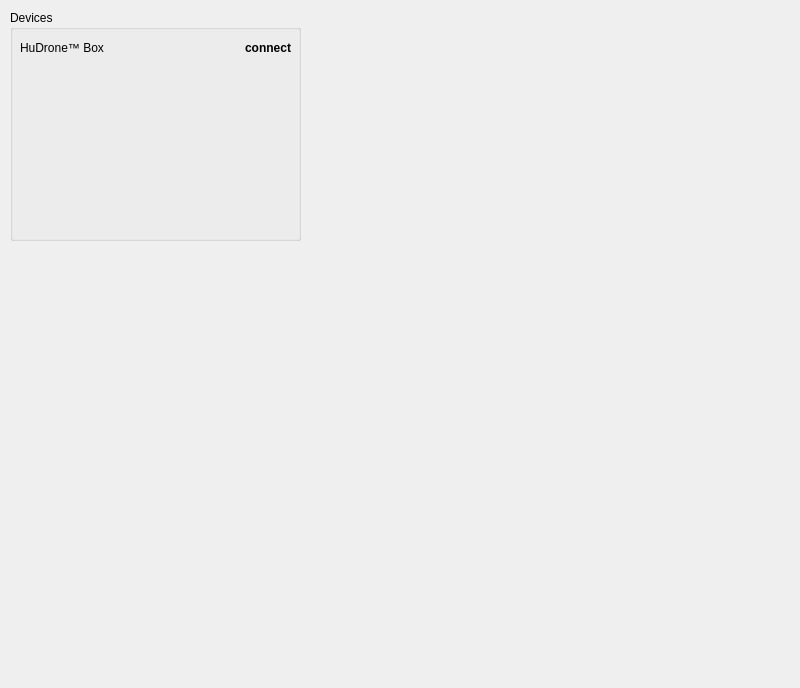
Before: the Qt Designer form DESKTOP/app/dialogfly.ui in houdini22/HuDrone, drawn with Qt 5.
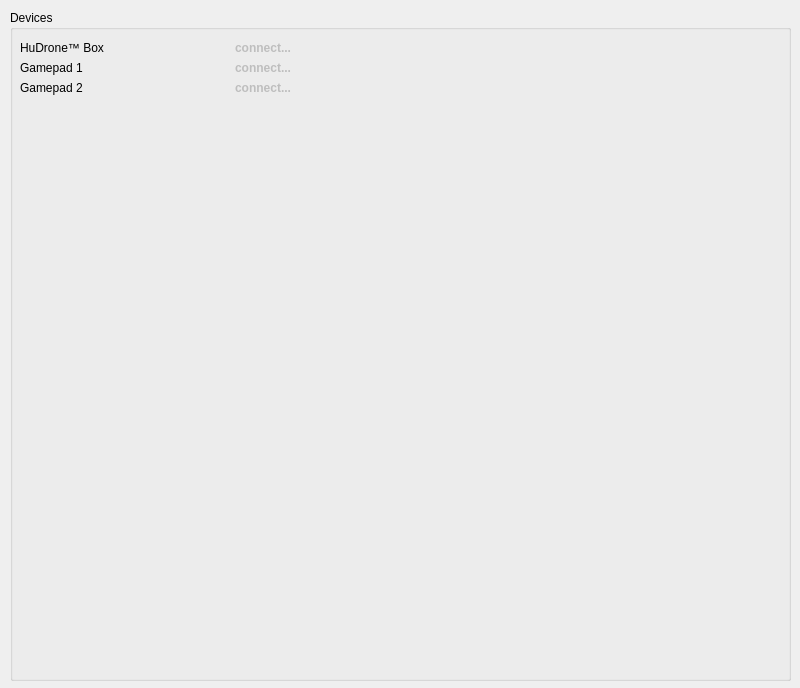
After: the same form once the commit is applied.

Patch:
```diff
--- a/DESKTOP/app/dialogfly.ui
+++ b/DESKTOP/app/dialogfly.ui
@@ -13,15 +13,18 @@
   <property name="windowTitle">
    <string>Dialog</string>
   </property>
-  <widget class="QGroupBox" name="groupBox">
+  <widget class="QWidget" name="horizontalLayoutWidget">
    <property name="geometry">
     <rect>
      <x>10</x>
      <y>10</y>
-     <width>291</width>
-     <height>231</height>
+     <width>781</width>
+     <height>671</height>
     </rect>
    </property>
+   <layout class="QHBoxLayout" name="horizontalLayout">
+    <item>
+     <widget class="QGroupBox" name="groupBox">
    <property name="title">
     <string>Devices</string>
    </property>
@@ -39,6 +42,9 @@
     </property>
    </widget>
    <widget class="QLabel" name="labelDeviceHudroneBox">
+       <property name="enabled">
+        <bool>false</bool>
+       </property>
     <property name="geometry">
      <rect>
       <x>150</x>
@@ -54,12 +60,91 @@
      </font>
     </property>
     <property name="text">
-     <string>connect</string>
+        <string>connect...</string>
     </property>
     <property name="alignment">
      <set>Qt::AlignRight|Qt::AlignTrailing|Qt::AlignVCenter</set>
     </property>
    </widget>
+      <widget class="QLabel" name="label_2">
+       <property name="geometry">
+        <rect>
+         <x>10</x>
+         <y>50</y>
+         <width>141</width>
+         <height>16</height>
+        </rect>
+       </property>
+       <property name="text">
+        <string>Gamepad 1</string>
+       </property>
+      </widget>
+      <widget class="QLabel" name="label_3">
+       <property name="geometry">
+        <rect>
+         <x>10</x>
+         <y>70</y>
+         <width>141</width>
+         <height>16</height>
+        </rect>
+       </property>
+       <property name="text">
+        <string>Gamepad 2</string>
+       </property>
+      </widget>
+      <widget class="QLabel" name="labelDeviceGamepad0">
+       <property name="enabled">
+        <bool>false</bool>
+       </property>
+       <property name="geometry">
+        <rect>
+         <x>150</x>
+         <y>50</y>
+         <width>131</width>
+         <height>16</height>
+        </rect>
+       </property>
+       <property name="font">
+        <font>
+         <weight>75</weight>
+         <bold>true</bold>
+        </font>
+       </property>
+       <property name="text">
+        <string>connect...</string>
+       </property>
+       <property name="alignment">
+        <set>Qt::AlignRight|Qt::AlignTrailing|Qt::AlignVCenter</set>
+       </property>
+      </widget>
+      <widget class="QLabel" name="labelDeviceGamepad1">
+       <property name="enabled">
+        <bool>false</bool>
+       </property>
+       <property name="geometry">
+        <rect>
+         <x>150</x>
+         <y>70</y>
+         <width>131</width>
+         <height>16</height>
+        </rect>
+       </property>
+       <property name="font">
+        <font>
+         <weight>75</weight>
+         <bold>true</bold>
+        </font>
+       </property>
+       <property name="text">
+        <string>connect...</string>
+       </property>
+       <property name="alignment">
+        <set>Qt::AlignRight|Qt::AlignTrailing|Qt::AlignVCenter</set>
+       </property>
+      </widget>
+     </widget>
+    </item>
+   </layout>
   </widget>
  </widget>
  <resources/>
```
Lines whose indentation alone changed are shown as unchanged.
